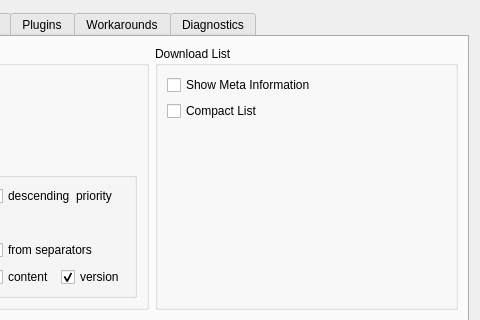
Holt59/mo2-merge, file modorganizer/src/settingsdialog.ui: the form before one commit; both pictures show x 340 to 820 and y 0 to 320 of the 820 by 651 pixel window.
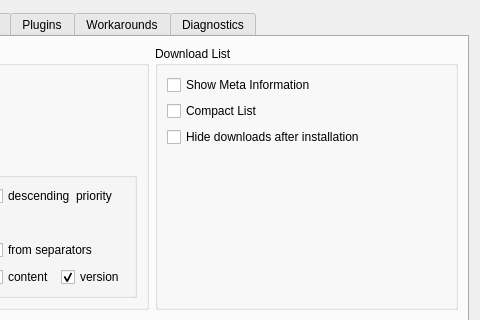
The form after the commit. The open tabs and pages were chosen to show the change. Icons and pictures are not drawn. Custom widgets are drawn as their Qt base class.

Commit message: [modorganizer] Add setting to automatically hide download after installation.

The edit to the form file:
```diff
--- a/modorganizer/src/settingsdialog.ui
+++ b/modorganizer/src/settingsdialog.ui
@@ -520,6 +520,19 @@
               </property>
              </widget>
             </item>
+            <item>
+             <widget class="QCheckBox" name="hideDownloadInstallBox">
+              <property name="toolTip">
+               <string>Automatically hide downloads after successful installation.</string>
+              </property>
+              <property name="whatsThis">
+               <string>Automatically hide downloads after successful installation.</string>
+              </property>
+              <property name="text">
+               <string>Hide downloads after installation</string>
+              </property>
+             </widget>
+            </item>
             <item>
              <spacer name="verticalSpacer_5">
               <property name="orientation">
```
The commit also changes 4 other files.
